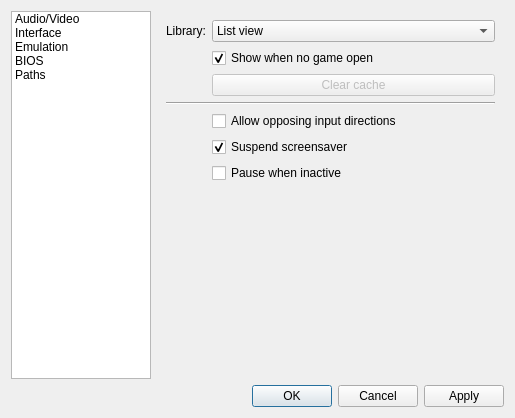
Above: Libretro/mgba/src/platform/qt/SettingsView.ui from kiddreads/Avalon-copy2 before the change. Below: the same form after it.
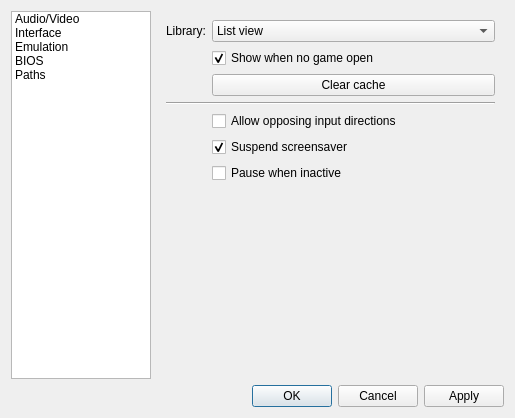
That is the form after the change. The open tabs and pages were chosen to show the change.

What changed in the file:
```diff
--- a/Libretro/mgba/src/platform/qt/SettingsView.ui
+++ b/Libretro/mgba/src/platform/qt/SettingsView.ui
@@ -431,9 +431,6 @@
        </item>
        <item row="2" column="1">
         <widget class="QPushButton" name="clearCache">
-         <property name="enabled">
-          <bool>false</bool>
-         </property>
          <property name="text">
           <string>Clear cache</string>
          </property>
```
